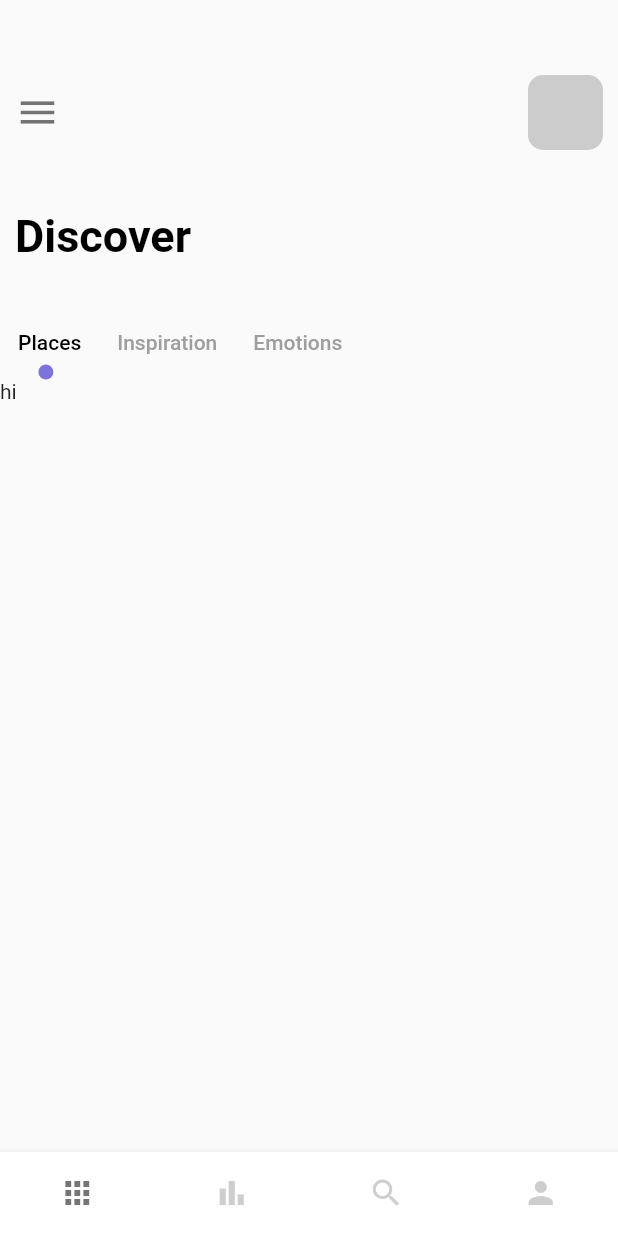
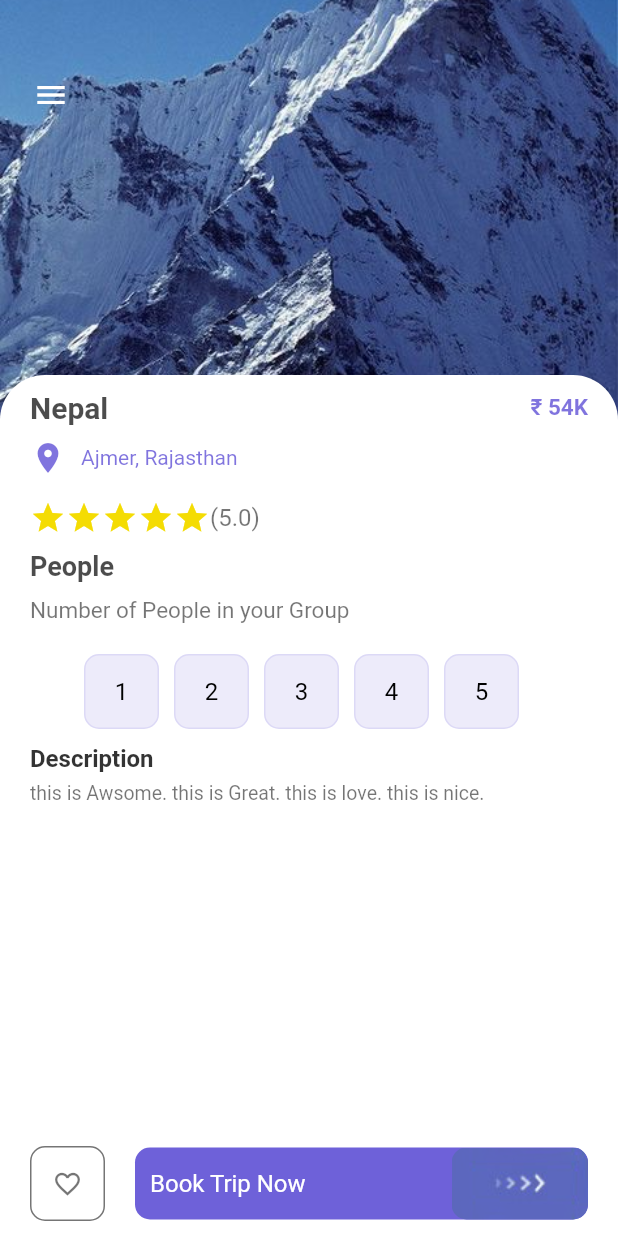
Before and after one commit to ashishu8888/Traveller, a Flutter app: the screen it shows after launch, on a phone screen of 412 x 824 dp. Run offline on Flutter 3.47's test engine with Material 2 defaults, Android fonts, the phone set to English and light mode, and no system bars.

Commit message:
day3 , completed Detail Page and some Changes.

```diff
--- a/lib/main.dart
+++ b/lib/main.dart
@@ -1,7 +1,7 @@
 import 'package:flutter/material.dart';
+import 'package:flutter_application_3/pages/detailed_page.dart';
 import 'package:flutter_application_3/pages/naviPage/main_page.dart';
 import 'package:flutter_application_3/pages/welcomePage.dart';
-
 import 'pages/naviPage/home_page.dart';
 
 void main() {
@@ -19,7 +19,7 @@ class MyApp extends StatelessWidget {
       theme: ThemeData(
         primarySwatch: Colors.blue,
       ),
-      home: const MainPage(),
+      home: const DetailPage(),
     );
   }
 }
--- /dev/null
+++ b/lib/pages/detailed_page.dart
@@ -0,0 +1,224 @@
+import 'package:flutter/material.dart';
+import 'package:flutter_application_3/widgets/Botton.dart';
+import 'package:flutter_application_3/widgets/app_larger_text.dart';
+import 'package:flutter_application_3/widgets/app_text.dart';
+import 'package:flutter_application_3/widgets/responsive_button.dart';
+
+class DetailPage extends StatefulWidget {
+  const DetailPage({Key? key}) : super(key: key);
+
+  @override
+  State<DetailPage> createState() => _DetailPageState();
+}
+
+class _DetailPageState extends State<DetailPage> {
+  int selectedIndex = -1;
+  @override
+  Widget build(BuildContext context) {
+    return Scaffold(
+      body: Container(
+        height: double.maxFinite,
+        width: double.maxFinite,
+        child: Stack(
+          children: [
+            Positioned(
+              child: Container(
+                width: double.maxFinite,
+                height: 300,
+                decoration: const BoxDecoration(
+                    image: DecorationImage(
+                        fit: BoxFit.cover,
+                        image: AssetImage("lib/assets/images/mountain.jpeg"))),
+              ),
+            ),
+            Positioned(
+                left: 10,
+                top: 39,
+                child: Row(
+                  children: [
+                    IconButton(
+                      onPressed: () {},
+                      icon: Icon(Icons.menu),
+                      color: Colors.white,
+                    )
+                  ],
+                )),
+            Positioned(
+                top: 250,
+                child: Container(
+                  padding: const EdgeInsets.only(left: 20, right: 20, top: 10),
+                  width: MediaQuery.of(context).size.width,
+                  height: 600,
+                  decoration: const BoxDecoration(
+                      color: Colors.white,
+                      borderRadius: BorderRadius.only(
+                          topLeft: Radius.circular(30),
+                          topRight: Radius.circular(30))),
+                  child: Column(
+                    mainAxisAlignment: MainAxisAlignment.start,
+                    children: [
+                      Row(
+                        mainAxisAlignment: MainAxisAlignment.spaceBetween,
+                        children: [
+                          AppLargeText(
+                            text: "Nepal",
+                            size: 20,
+                            colour: Colors.black.withOpacity(0.7),
+                          ),
+                          AppLargeText(
+                            text: "₹ 54K",
+                            size: 15,
+                            colour: Color.fromARGB(255, 74, 57, 208)
+                                .withOpacity(0.7),
+                          )
+                        ],
+                      ),
+                      const SizedBox(
+                        height: 10,
+                      ),
+                      Row(
+                        children: [
+                          Icon(
+                            Icons.location_on,
+                            color: Color.fromARGB(255, 74, 57, 208)
+                                .withOpacity(0.7),
+                          ),
+                          const SizedBox(
+                            width: 10,
+                          ),
+                          AppText(
+                            text: "Ajmer, Rajasthan",
+                            size: 14,
+                            colour: Color.fromARGB(255, 74, 57, 208)
+                                .withOpacity(0.7),
+                          )
+                        ],
+                      ),
+                      const SizedBox(
+                        height: 16,
+                      ),
+                      Row(
+                        children: [
+                          Wrap(
+                            children: List.generate(5, (index) {
+                              return const Icon(Icons.star,
+                                  color: Color.fromARGB(255, 244, 220, 3));
+                            }),
+                          ),
+                          AppText(text: "(5.0)")
+                        ],
+                      ),
+                      const SizedBox(
+                        height: 10,
+                      ),
+                      Row(
+                        children: [
+                          AppLargeText(
+                            text: "People",
+                            size: 18,
+                            colour: Colors.black.withOpacity(0.7),
+                          ),
+                        ],
+                      ),
+                      const SizedBox(
+                        height: 10,
+                      ),
+                      Row(
+                        children: [
+                          AppText(
+                            text: "Number of People in your Group",
+                            colour: Colors.black54,
+                            size: 15,
+                          )
+                        ],
+                      ),
+                      const SizedBox(
+                        height: 20,
+                      ),
+                      Wrap(
+                        runAlignment: WrapAlignment.start,
+                        children: List.generate(5, (index) {
+                          return InkWell(
+                            onTap: () {
+                              setState(() {
+                                selectedIndex = index;
+                              });
+                            },
+                            child: Container(
+                              margin: const EdgeInsets.only(
+                                right: 10,
+                              ),
+                              child: Button(
+                                  text: (index + 1).toString(),
+                                  size: 50,
+                                  color: index == selectedIndex
+                                      ? Colors.white
+                                      : Colors.black,
+                                  backgroundColor: index == selectedIndex
+                                      ? Colors.black
+                                      : const Color.fromARGB(255, 74, 57, 208)
+                                          .withOpacity(0.1),
+                                  bordercolor:
+                                      const Color.fromARGB(255, 74, 57, 208)
+                                          .withOpacity(0.1)),
+                            ),
+                          );
+                        }),
+                      ),
+                      SizedBox(
+                        height: 10,
+                      ),
+                      Container(
+                        width: MediaQuery.of(context).size.width,
+                        height: 20,
+                        alignment: Alignment.topLeft,
+                        child: AppLargeText(
+                          text: "Description",
+                          size: 16,
+                          colour: Colors.black.withOpacity(0.8),
+                        ),
+                      ),
+                      SizedBox(
+                        height: 5,
+                      ),
+                      Container(
+                          alignment: Alignment.topLeft,
+                          child: AppText(
+                            text:
+                                "this is Awsome. this is Great. this is love. this is nice.",
+                            size: 13,
+                          ))
+                    ],
+                  ),
+                )),
+            Positioned(
+                bottom: 10,
+                left: 20,
+                right: 20,
+                child: Container(
+                  // margin: const EdgeInsets.only(left: 20, right: 20),
+                  child: Row(
+                    mainAxisAlignment: MainAxisAlignment.spaceBetween,
+                    children: [
+                      Button(
+                          icon: Icons.favorite_border_outlined,
+                          isIcon: true,
+                          size: 50,
+                          color: Colors.white,
+                          backgroundColor: Colors.white,
+                          bordercolor: Colors.black54),
+                      SizedBox(
+                        width: 20,
+                      ),
+                      ResponsiveButton(
+                        isResposive: true,
+                      )
+                    ],
+                  ),
+                ))
+          ],
+        ),
+      ),
+    );
+  }
+}
--- a/lib/pages/naviPage/home_page.dart
+++ b/lib/pages/naviPage/home_page.dart
@@ -1,5 +1,7 @@
 import 'package:flutter/material.dart';
+import 'package:flutter/rendering.dart';
 import 'package:flutter_application_3/widgets/app_larger_text.dart';
+import 'package:flutter_application_3/widgets/app_text.dart';
 
 class HomePage extends StatefulWidget {
   const HomePage({Key? key}) : super(key: key);
@@ -9,6 +11,12 @@ class HomePage extends StatefulWidget {
 }
 
 class _HomePageState extends State<HomePage> with TickerProviderStateMixin {
+  var images = {
+    "lib/assets/images/balloning.png": 'Balloning',
+    "lib/assets/images/kayaking.png": 'Kayaking',
+    "lib/assets/images/hiking.png": 'Mountain',
+    "lib/assets/images/snorkling.png": 'Snorkling'
+  };
   @override
   Widget build(BuildContext context) {
     TabController _tabcontroller = TabController(length: 3, vsync: this);
@@ -41,14 +49,14 @@ class _HomePageState extends State<HomePage> with TickerProviderStateMixin {
             ),
           ),
           const SizedBox(
-            height: 40,
+            height: 10,
           ),
           // discover text
           Container(
               margin: const EdgeInsets.only(left: 10),
               child: AppLargeText(text: "Discover")),
           const SizedBox(
-            height: 30,
+            height: 20,
           ),
           // tabBar
           // ignore: avoid_unnecessary_containers
@@ -64,7 +72,7 @@ class _HomePageState extends State<HomePage> with TickerProviderStateMixin {
                   indicatorSize: TabBarIndicatorSize.label,
                   indicator: CircleTapIndicator(
                       color: Color.fromARGB(255, 74, 57, 208).withOpacity(0.7),
-                      radius: 5),
+                      radius: 3.5),
                   tabs: const [
                     Tab(
                       text: "Places",
@@ -78,15 +86,96 @@ class _HomePageState extends State<HomePage> with TickerProviderStateMixin {
                   ]),
             ),
           ),
+
           Container(
-            height: 300,
+            height: 200,
             width: double.infinity,
-            child: TabBarView(controller: _tabcontroller, children: const [
-              Text("hi"),
-              Text("there"),
-              Text("guys"),
+            child: TabBarView(controller: _tabcontroller, children: [
+              // ListView Builder
+              ListView.builder(
+                  scrollDirection: Axis.horizontal,
+                  itemCount: 3,
+                  itemBuilder: (BuildContext context, item) {
+                    return Container(
+                      margin: EdgeInsets.only(left: 10, top: 10),
+                      height: 200,
+                      width: 200,
+                      decoration: BoxDecoration(
+                          image: const DecorationImage(
+                              image:
+                                  AssetImage('lib/assets/images/mountain.jpeg'),
+                              fit: BoxFit.cover),
+                          borderRadius: BorderRadius.circular(10),
+                          color: Colors.white),
+                    );
+                  }),
+              Text('hi'),
+              Text('there'),
             ]),
           ),
+          const SizedBox(
+            height: 20,
+          ),
+          Container(
+            margin: EdgeInsets.only(left: 10, right: 12),
+            child: Row(
+              children: [
+                AppLargeText(
+                  text: "Explore More",
+                  size: 18,
+                ),
+                Expanded(child: Container()),
+                AppText(
+                  text: "See all",
+                  size: 12,
+                  colour: Color.fromARGB(255, 74, 57, 208).withOpacity(0.7),
+                )
+              ],
+            ),
+          ),
+          const SizedBox(
+            height: 05,
+          ),
+          Container(
+              height: 90,
+              width: double.infinity,
+              margin: const EdgeInsets.only(
+                left: 10,
+              ),
+              child: ListView.builder(
+                  scrollDirection: Axis.horizontal,
+                  itemCount: 4,
+                  itemBuilder: (_, index) {
+                    return Container(
+                      margin: const EdgeInsets.only(
+                        right: 20,
+                      ),
+                      child: Column(
+                        children: [
+                          Container(
+                            height: 70,
+                            width: 80,
+                            decoration: BoxDecoration(
+                                image: DecorationImage(
+                                    image: AssetImage(
+                                        images.keys.elementAt(index)),
+                                    fit: BoxFit.cover),
+                                borderRadius: BorderRadius.circular(10),
+                                color: Colors.white),
+                          ),
+                          SizedBox(
+                            height: 5,
+                          ),
+                          Container(
+                            child: AppText(
+                              text: images.values.elementAt(index),
+                              size: 12,
+                            ),
+                          ),
+                        ],
+                      ),
+                    );
+                  }))
         ],
       ),
     );
--- /dev/null
+++ b/lib/widgets/Botton.dart
@@ -0,0 +1,45 @@
+import 'package:flutter/material.dart';
+
+class Button extends StatelessWidget {
+  final Color color;
+  final Color backgroundColor;
+  double size;
+  final Color bordercolor;
+  String? text;
+  IconData? icon;
+  bool isIcon;
+  Button(
+      {Key? key,
+      this.text = "hi",
+      this.icon,
+      this.isIcon = false,
+      required this.size,
+      required this.color,
+      required this.backgroundColor,
+      required this.bordercolor})
+      : super(key: key);
+
+  @override
+  Widget build(BuildContext context) {
+    return Container(
+      width: size,
+      height: size,
+      decoration: BoxDecoration(
+          border: Border.all(color: bordercolor, width: 1.0),
+          borderRadius: BorderRadius.circular(10),
+          color: backgroundColor),
+      child: isIcon == true
+          ? Center(
+              child: Icon(
+              icon,
+              color: Colors.black54,
+              size: 20,
+            ))
+          : Center(
+              child: Text(
+              text!,
+              style: TextStyle(fontSize: 16, color: color),
+            )),
+    );
+  }
+}
--- a/lib/widgets/responsive_button.dart
+++ b/lib/widgets/responsive_button.dart
@@ -1,4 +1,5 @@
 import 'package:flutter/material.dart';
+import 'package:flutter_application_3/widgets/app_text.dart';
 
 class ResponsiveButton extends StatelessWidget {
   bool isResposive;
@@ -11,19 +12,33 @@ class ResponsiveButton extends StatelessWidget {
 
   @override
   Widget build(BuildContext context) {
-    return Container(
-      // width: widthW,
-      // height: 60,
+    return Flexible(
+      child: Container(
+        //  width: widthW,
+        //height: 60,
         decoration: BoxDecoration(
-          borderRadius: BorderRadius.circular(10), color: Colors.purple),
+            borderRadius: BorderRadius.circular(10),
+            color: const Color.fromARGB(255, 74, 57, 208).withOpacity(0.8)),
         child: Row(
-        mainAxisAlignment: MainAxisAlignment.center,
+          mainAxisAlignment: isResposive == false
+              ? MainAxisAlignment.center
+              : MainAxisAlignment.spaceBetween,
           children: [
+            isResposive == true
+                ? Container(
+                    margin: EdgeInsets.only(left: 10),
+                    child: AppText(
+                      text: "Book Trip Now",
+                      colour: Colors.white,
+                    ),
+                  )
+                : AppText(text: ""),
             ClipRRect(
               child: Image.asset("lib/assets/images/button-one.png"),
               borderRadius: BorderRadius.circular(10),
-          )
+            ),
           ],
+        ),
       ),
     );
   }
--- a/pubspec.yaml
+++ b/pubspec.yaml
@@ -34,6 +34,7 @@ dependencies:
   # The following adds the Cupertino Icons font to your application.
   # Use with the CupertinoIcons class for iOS style icons.
   cupertino_icons: ^1.0.2
+  flutter_bloc: ^8.0.1
 
 dev_dependencies:
   flutter_test:
@@ -63,6 +64,11 @@ flutter:
     - lib/assets/images/b1.png
     - lib/assets/images/c.png
     - lib/assets/images/button-one.png
+    - lib/assets/images/mountain.jpeg
+    - lib/assets/images/balloning.png
+    - lib/assets/images/kayaking.png
+    - lib/assets/images/snorkling.png
+    - lib/assets/images/hiking.png
   #   - images/a_dot_ham.jpeg
 
   # An image asset can refer to one or more resolution-specific "variants", see
```
Also changed, not shown: lib/assets/images/balloning.png (added), lib/assets/images/hiking.png (added), lib/assets/images/kayaking.png (added), lib/assets/images/mountain.jpeg (added), lib/assets/images/snorkling.png (added), pubspec.lock. Lines whose indentation alone changed are shown as unchanged.
